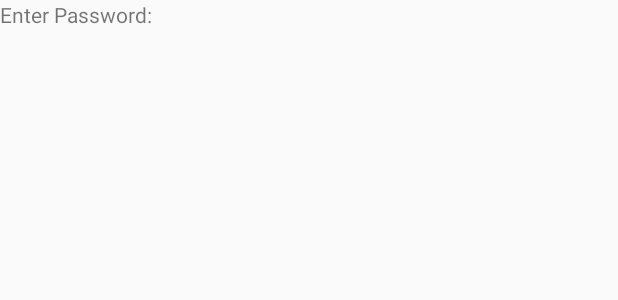
After one commit to dwells1/SpotifyJukespot, an Android app: the layout alert_password.xml on its own in the app's theme, with its tools: preview values and no code run, on a phone screen of 412 x 824 dp. The commit adds this screen. Shown: the top 300 px of the screen. Run offline under Robolectric (Android 15) with nearby library versions, the phone set to English and light mode, and no system bars.

Commit message:
Added password checking for when subscriber tries to join a jukebox with a password Also, fix a bug when trying to get user permissions from web service causing a crash

```diff
--- a/app/src/main/java/com/example/jukespot/spotifyjukespot/Classes/JukeBox.java
+++ b/app/src/main/java/com/example/jukespot/spotifyjukespot/Classes/JukeBox.java
@@ -11,7 +11,7 @@ import java.util.List;
 
 public class JukeBox {
     private String playlist_name ="";
-    private String password ="";
+    private String password = "";
     private Boolean isQueueEditable ;
     private Boolean isPlayAutomatic ;
     private Double latitude;
@@ -33,6 +33,7 @@ public class JukeBox {
         this.max_distance = max_distance;
         this.isQueueEditable = isQueueEditable;
         this.isPlayAutomatic = isPlayAutomatic;
+        this.password = "";
     }
 
     public Boolean hasPassword(){
--- a/app/src/main/java/com/example/jukespot/spotifyjukespot/WebServices/ServicesGateway.java
+++ b/app/src/main/java/com/example/jukespot/spotifyjukespot/WebServices/ServicesGateway.java
@@ -184,6 +184,8 @@ public class ServicesGateway {
                         "\nLatitude:" + j.getLatitude() + " Longitude:" + j.getLongitude());
                     }
                 }
+
+
             }
 
             @Override
--- /dev/null
+++ b/app/src/main/res/layout/alert_password.xml
@@ -0,0 +1,11 @@
+<?xml version="1.0" encoding="utf-8"?>
+<LinearLayout xmlns:android="http://schemas.android.com/apk/res/android"
+    android:layout_width="match_parent"
+    android:layout_height="match_parent">
+
+    <TextView
+        android:id="@+id/alertPopUp"
+        android:layout_width="wrap_content"
+        android:layout_height="wrap_content"
+        android:text="Enter Password: " />
+</LinearLayout>
```
Also changed, not shown: app/src/main/java/com/example/jukespot/spotifyjukespot/CurrentlyPlaying/CurrentlyPlayingFragment.java (+9 -2 lines), app/src/main/java/com/example/jukespot/spotifyjukespot/JoinJukebox.java (+107 -38 lines).
